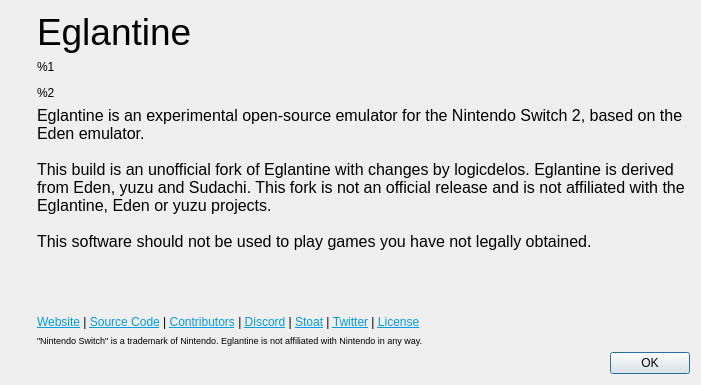
First picture: the form in src/yuzu/aboutdialog.ui, repository logicdelos/Eglantine, before the edit.
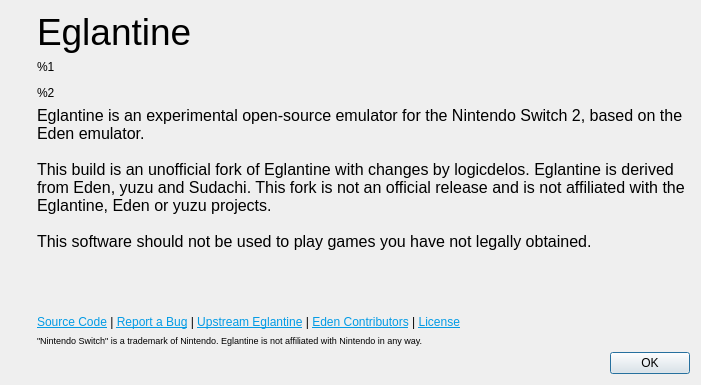
Second picture: the form after the edit. Icons and pictures are not drawn.

Commit message:
Point About and Help links at the fork and drop the parent's community links
- About: Source Code and Report a Bug go to github.com/logicdelos/Eglantine; Upstream Eglantine, Eden Contributors and License stay as credit. Website, Discord, Stoat and Twitter are removed.
- Help: Report a Bug replaces the Report Compatibility entry, which named an action that was never defined.
- The ROM load error no longer sends people to the parent's Discord and Stoat.

```diff
--- a/src/yuzu/aboutdialog.ui
+++ b/src/yuzu/aboutdialog.ui
@@ -128,7 +128,7 @@
        <item>
         <widget class="QLabel" name="labelLinks">
          <property name="text">
-          <string>&lt;html&gt;&lt;head/&gt;&lt;body&gt;&lt;p&gt;&lt;a href=&quot;https://eden-emulator.github.io/&quot;&gt;&lt;span style=&quot; text-decoration: underline; color:#039be5;&quot;&gt;Website&lt;/span&gt;&lt;/a&gt; | &lt;a href=&quot;https://git.eden-emu.dev&quot;&gt;&lt;span style=&quot; text-decoration: underline; color:#039be5;&quot;&gt;Source Code&lt;/span&gt;&lt;/a&gt; | &lt;a href=&quot;https://git.eden-emu.dev/eden-emu/eden/activity/contributors&quot;&gt;&lt;span style=&quot; text-decoration: underline; color:#039be5;&quot;&gt;Contributors&lt;/span&gt;&lt;/a&gt; | &lt;a href=&quot;https://discord.gg/HstXbPch7X&quot;&gt;&lt;span style=&quot; text-decoration: underline; color:#039be5;&quot;&gt;Discord&lt;/span&gt;&lt;/a&gt; | &lt;a href=&quot;https://stt.gg/qKgFEAbH&quot;&gt;&lt;span style=&quot; text-decoration: underline; color:#039be5;&quot;&gt;Stoat&lt;/span&gt;&lt;/a&gt; | &lt;a href=&quot;https://nitter.poast.org/edenemuofficial&quot;&gt;&lt;span style=&quot; text-decoration: underline; color:#039be5;&quot;&gt;Twitter&lt;/span&gt;&lt;/a&gt; | &lt;a href=&quot;https://git.eden-emu.dev/eden-emu/eden/src/branch/master/LICENSE.txt&quot;&gt;&lt;span style=&quot; text-decoration: underline; color:#039be5;&quot;&gt;License&lt;/span&gt;&lt;/a&gt;&lt;/p&gt;&lt;/body&gt;&lt;/html&gt;</string>
+          <string>&lt;html&gt;&lt;head/&gt;&lt;body&gt;&lt;p&gt;&lt;a href=&quot;https://github.com/logicdelos/Eglantine&quot;&gt;&lt;span style=&quot; text-decoration: underline; color:#039be5;&quot;&gt;Source Code&lt;/span&gt;&lt;/a&gt; | &lt;a href=&quot;https://github.com/logicdelos/Eglantine/issues&quot;&gt;&lt;span style=&quot; text-decoration: underline; color:#039be5;&quot;&gt;Report a Bug&lt;/span&gt;&lt;/a&gt; | &lt;a href=&quot;https://github.com/Eglantine-Community/Eglantine&quot;&gt;&lt;span style=&quot; text-decoration: underline; color:#039be5;&quot;&gt;Upstream Eglantine&lt;/span&gt;&lt;/a&gt; | &lt;a href=&quot;https://git.eden-emu.dev/eden-emu/eden/activity/contributors&quot;&gt;&lt;span style=&quot; text-decoration: underline; color:#039be5;&quot;&gt;Eden Contributors&lt;/span&gt;&lt;/a&gt; | &lt;a href=&quot;https://github.com/logicdelos/Eglantine/blob/HEAD/LICENSE.txt&quot;&gt;&lt;span style=&quot; text-decoration: underline; color:#039be5;&quot;&gt;License&lt;/span&gt;&lt;/a&gt;&lt;/p&gt;&lt;/body&gt;&lt;/html&gt;</string>
          </property>
          <property name="openExternalLinks">
           <bool>true</bool>
```
The commit also changes 3 other files.
